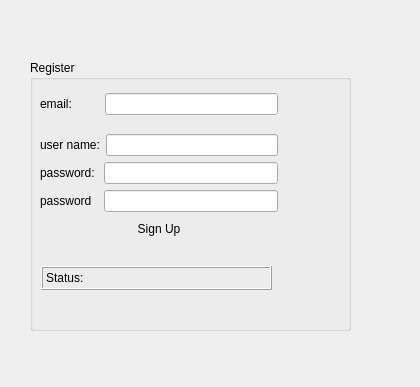
First picture: the form in registerdialog.ui, repository Burak-Yavas/qt-cpp-project, before the edit.
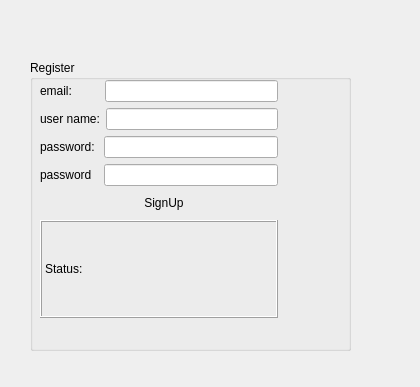
Second picture: the form after the edit. Icons and pictures are not drawn.

What changed in the file:
```diff
--- a/registerdialog.ui
+++ b/registerdialog.ui
@@ -22,7 +22,7 @@
      <x>30</x>
      <y>60</y>
      <width>321</width>
-     <height>271</height>
+     <height>291</height>
     </rect>
    </property>
    <property name="title">
@@ -34,7 +34,7 @@
       <x>10</x>
       <y>20</y>
       <width>238</width>
-      <height>173</height>
+      <height>238</height>
      </rect>
     </property>
     <layout class="QVBoxLayout" name="verticalLayout_3">
@@ -96,10 +96,19 @@
          </item>
         </layout>
        </item>
+      </layout>
+     </item>
        <item>
         <widget class="QPushButton" name="pushButton">
+       <property name="styleSheet">
+        <string notr="true"/>
+       </property>
          <property name="text">
-          <string>Sign Up</string>
+        <string>   SignUp</string>
+       </property>
+       <property name="icon">
+        <iconset resource="resource.qrc">
+         <normaloff>:/resources/img/signUpBt.png</normaloff>:/resources/img/signUpBt.png</iconset>
          </property>
          <property name="autoDefault">
           <bool>false</bool>
@@ -109,19 +118,8 @@
          </property>
         </widget>
        </item>
-      </layout>
-     </item>
-    </layout>
-   </widget>
+     <item>
    <widget class="QLabel" name="label_state">
-    <property name="geometry">
-     <rect>
-      <x>11</x>
-      <y>206</y>
-      <width>231</width>
-      <height>24</height>
-     </rect>
-    </property>
     <property name="frameShape">
      <enum>QFrame::Box</enum>
     </property>
@@ -132,6 +130,9 @@
      <string>Status:</string>
     </property>
    </widget>
+     </item>
+    </layout>
+   </widget>
   </widget>
   <widget class="QLabel" name="label_5">
    <property name="geometry">
@@ -143,7 +144,8 @@
     </rect>
    </property>
    <property name="styleSheet">
-    <string notr="true">image: url(:/resources/img/add-user.png);</string>
+    <string notr="true">image: url(:/resources/img/add-user.png);
+background-color: qlineargradient(spread:reflect, x1:0, y1:0, x2:1, y2:0, stop:1 rgba(0, 0, 0, 0));</string>
    </property>
    <property name="text">
     <string/>
@@ -155,7 +157,28 @@
     <bool>false</bool>
    </property>
   </widget>
- </widget>
- <resources/>
+  <widget class="QLabel" name="label_6">
+   <property name="geometry">
+    <rect>
+     <x>8</x>
+     <y>5</y>
+     <width>411</width>
+     <height>381</height>
+    </rect>
+   </property>
+   <property name="styleSheet">
+    <string notr="true">border-image: url(:/resources/img/food.jpg);</string>
+   </property>
+   <property name="text">
+    <string/>
+   </property>
+  </widget>
+  <zorder>label_6</zorder>
+  <zorder>groupBox</zorder>
+  <zorder>label_5</zorder>
+ </widget>
+ <resources>
+  <include location="resource.qrc"/>
+ </resources>
  <connections/>
 </ui>
```
Lines whose indentation alone changed are shown as unchanged.
